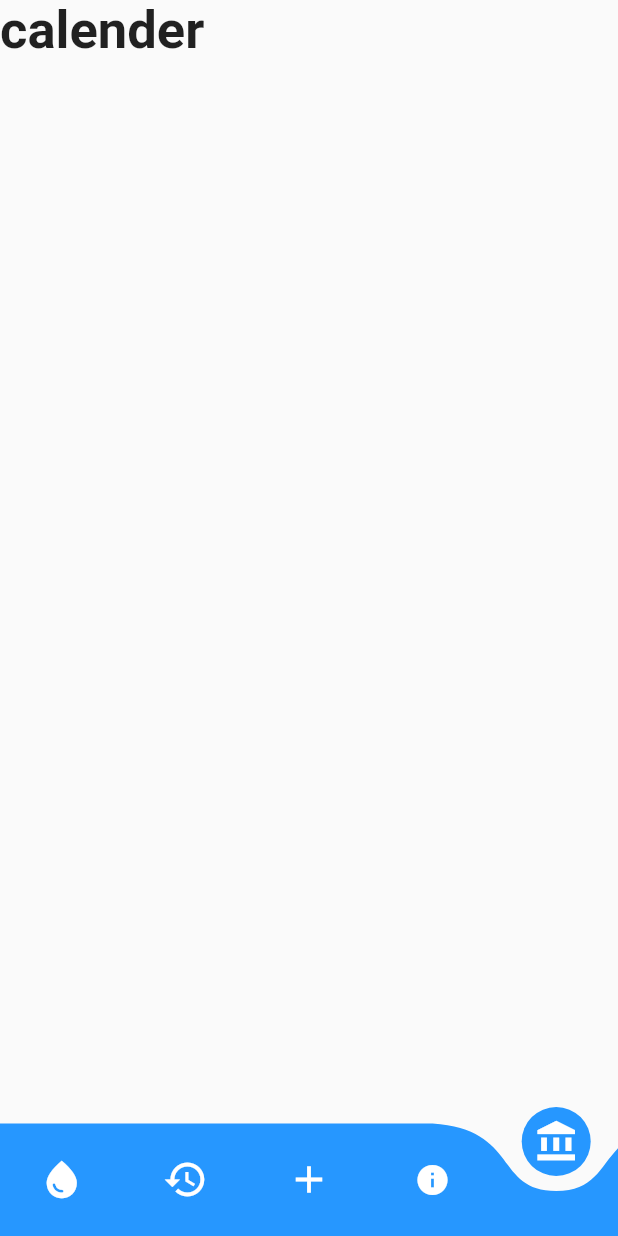
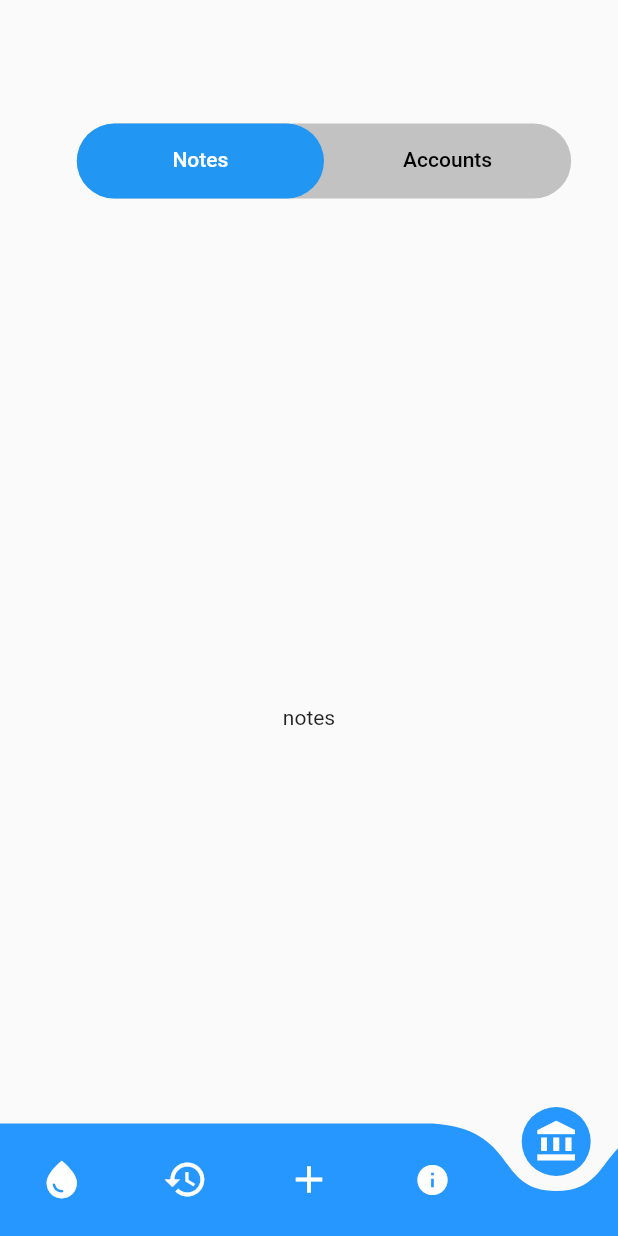
Before and after one commit to Manohar71/mfarms, a Flutter app: the screen it shows after launch, item 5 of the bottom bar chosen, on a phone screen of 412 x 824 dp. Run offline on Flutter 3.47's test engine with Material 2 defaults, Android fonts, the light colour scheme and no system bars; drawn by our look-alikes of curved_navigation_bar; our stand-ins replace carousel_slider, fl_chart, simple_gradient_text.

Commit message:
Created profile with tabbar having accounts and notes

```diff
--- a/lib/home/navigation_bar.dart
+++ b/lib/home/navigation_bar.dart
@@ -5,6 +5,7 @@ import 'package:mfarms/Add%20screen/Add.dart';
 import 'package:mfarms/history/history%20_screen.dart';
 import 'package:mfarms/home/homescreen.dart';
 import 'package:mfarms/info/info_screen.dart';
+import 'package:mfarms/profile/main_profile.dart';
 
 class navigation extends StatefulWidget {
   const navigation({super.key});
@@ -24,8 +25,7 @@ class _navigationState extends State<navigation> {
         const Add(),
     info_screen(),
 
-    const Text('calender',
-        style: TextStyle(fontSize: 35, fontWeight: FontWeight.bold)),
+    main_profile()
   ];
   @override
   Widget build(BuildContext context) {
--- a/lib/info/info_add_screen/info_add_pregnancy.dart
+++ b/lib/info/info_add_screen/info_add_pregnancy.dart
@@ -5,7 +5,6 @@
 // Widget info_add_pregnancy() {
 //   return blue_box(child: Center(child: Text('Pregnancy' , style: TextStyle(color: Colors.white , fontFamily: 'Poppins' , fontWeight:  FontWeight.w600 , ),)), color: Colors.blue, height: 50, width: 350);
 // }
-
 
 
 import 'package:flutter/material.dart';
--- /dev/null
+++ b/lib/profile/Accounts/main_accounts.dart
@@ -0,0 +1,17 @@
+import 'package:flutter/material.dart';
+
+class main_accounts extends StatefulWidget {
+  const main_accounts({super.key});
+
+  @override
+  State<main_accounts> createState() => _main_accountsState();
+}
+
+class _main_accountsState extends State<main_accounts> {
+  @override
+  Widget build(BuildContext context) {
+    return Container(
+      child: Center(child: Text('accounts')),
+    );
+  }
+}
--- /dev/null
+++ b/lib/profile/main_profile.dart
@@ -0,0 +1,58 @@
+import 'package:flutter/material.dart';
+import 'package:mfarms/profile/Accounts/main_accounts.dart';
+import 'package:mfarms/profile/notes/main_notes.dart';
+
+class main_profile extends StatefulWidget {
+  const main_profile({super.key});
+
+  @override
+  State<main_profile> createState() => _main_profileState();
+}
+
+class _main_profileState extends State<main_profile> {
+  List items = ["Notes", "Accounts"];
+  int counter = 0;
+  @override
+  Widget build(BuildContext context) {
+    return DefaultTabController(
+      length: 2,
+      child: Scaffold(
+        body: Column(
+          children: [
+           Padding(
+             padding:  EdgeInsets.fromLTRB(20.0, MediaQuery.of(context).size.height*0.1,0,0),
+             child: Container(
+                     height: 50,
+                     width: MediaQuery.of(context).size.width*0.8,
+                     decoration: BoxDecoration(
+              color: Color.fromARGB(154, 158, 158, 158),
+                      shape: BoxShape.rectangle,
+                      borderRadius: BorderRadius.circular(30)
+                     ),
+              child: TabBar(
+                indicatorSize: TabBarIndicatorSize.tab,
+                  unselectedLabelColor: Colors.black,
+                  indicator: BoxDecoration(
+                      color: Colors.blue,
+                      shape: BoxShape.rectangle,
+                      borderRadius: BorderRadius.circular(30)),
+                  tabs: [
+                    Tab(
+                      child: Text("Notes"),
+                    ),
+                    Tab(
+                      child: Text("Accounts"),
+                    )
+                  ]),
+                     ),
+           ),
+           Expanded(child: TabBarView(children: [
+            main_notes(),
+            main_accounts()
+           ],))
+          ],
+        ),
+      ),
+    );
+  }
+}
--- /dev/null
+++ b/lib/profile/notes/main_notes.dart
@@ -0,0 +1,17 @@
+import 'package:flutter/material.dart';
+
+class main_notes extends StatefulWidget {
+  const main_notes({super.key});
+
+  @override
+  State<main_notes> createState() => _main_notesState();
+}
+
+class _main_notesState extends State<main_notes> {
+  @override
+  Widget build(BuildContext context) {
+    return Container(
+      child: Center(child: Text('notes')),
+    );
+  }
+}
```
